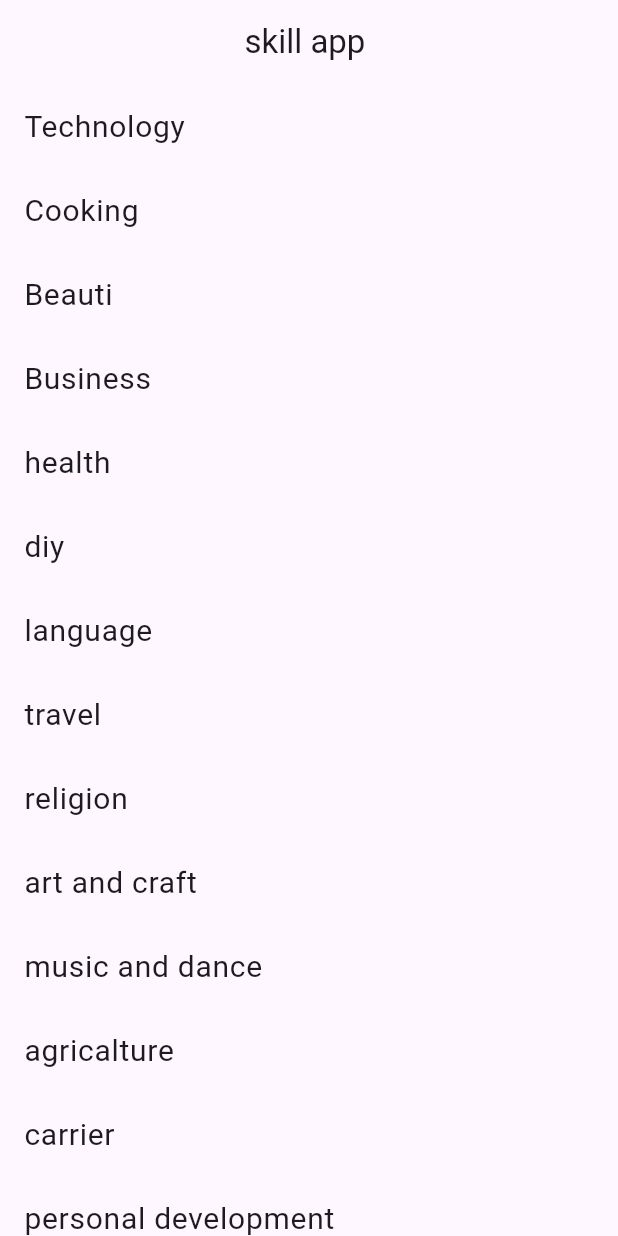
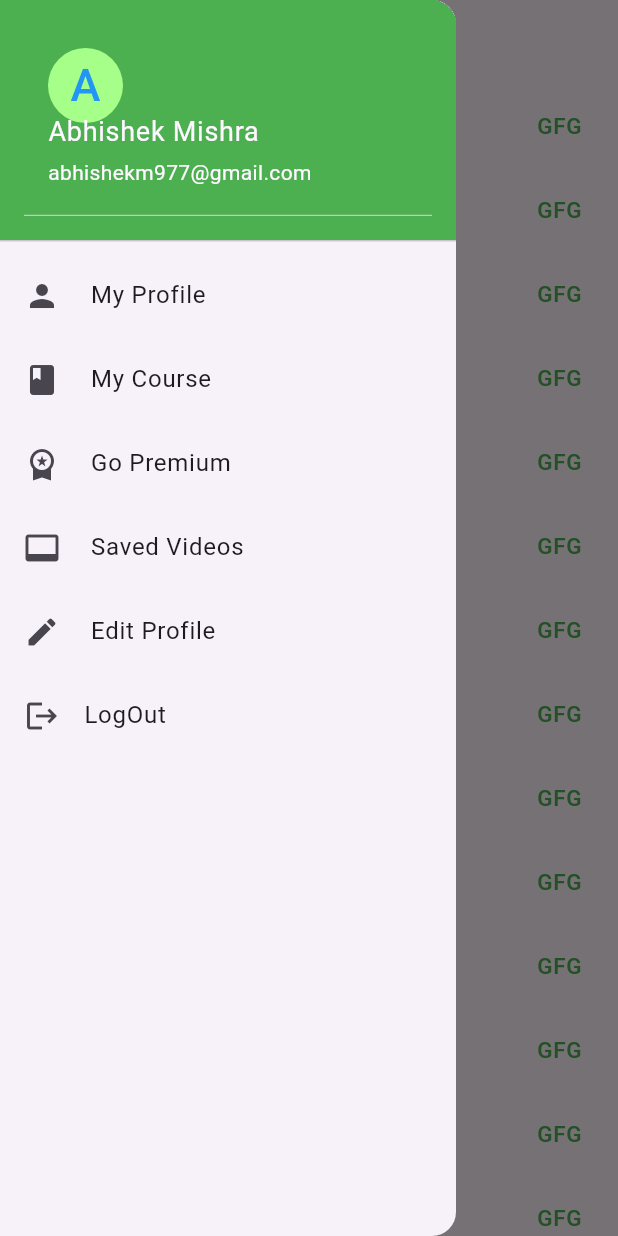
Before and after one commit to misganawiw/skillapp, a Flutter app: the screen it shows after launch, with the side drawer open (before the commit the screen has no drawer), on a phone screen of 412 x 824 dp. Run offline on Flutter 3.47's test engine with Material 2 defaults, Android fonts, the phone set to English and light mode, and no system bars; our stand-ins replace youtube_player_flutter.

Commit message:
updated home.dart and main.dart

```diff
--- a/lib/home.dart
+++ b/lib/home.dart
@@ -267,12 +267,87 @@ class _originalhomeState extends State<originalhome> {
                 ),
               );
             },
+            leading: const Icon(Icons.list),
+            trailing: const Text(
+              "GFG",
+              style: TextStyle(color: Colors.green, fontSize: 15),
+            ),
             title: Text(
               cat_data[index].cat_name,
-              style: TextStyle(fontSize: 20),
+              //style: TextStyle(fontSize: 20),
             ),
           );
         },
+      ),
+      drawer: Drawer(
+        child: ListView(
+          padding: const EdgeInsets.all(0),
+          children: [
+            const DrawerHeader(
+              decoration: BoxDecoration(
+                color: Colors.green,
+              ), //BoxDecoration
+              child: UserAccountsDrawerHeader(
+                decoration: BoxDecoration(color: Colors.green),
+                accountName: Text(
+                  "Abhishek Mishra",
+                  style: TextStyle(fontSize: 18),
+                ),
+                accountEmail: Text("abhishekm977@gmail.com"),
+                currentAccountPictureSize: Size.square(50),
+                currentAccountPicture: CircleAvatar(
+                  backgroundColor: Color.fromARGB(255, 165, 255, 137),
+                  child: Text(
+                    "A",
+                    style: TextStyle(fontSize: 30.0, color: Colors.blue),
+                  ), //Text
+                ), //circleAvatar
+              ), //UserAccountDrawerHeader
+            ), //DrawerHeader
+            ListTile(
+              leading: const Icon(Icons.person),
+              title: const Text(' My Profile '),
+              onTap: () {
+                Navigator.pop(context);
+              },
+            ),
+            ListTile(
+              leading: const Icon(Icons.book),
+              title: const Text(' My Course '),
+              onTap: () {
+                Navigator.pop(context);
+              },
+            ),
+            ListTile(
+              leading: const Icon(Icons.workspace_premium),
+              title: const Text(' Go Premium '),
+              onTap: () {
+                Navigator.pop(context);
+              },
+            ),
+            ListTile(
+              leading: const Icon(Icons.video_label),
+              title: const Text(' Saved Videos '),
+              onTap: () {
+                Navigator.pop(context);
+              },
+            ),
+            ListTile(
+              leading: const Icon(Icons.edit),
+              title: const Text(' Edit Profile '),
+              onTap: () {
+                Navigator.pop(context);
+              },
+            ),
+            ListTile(
+              leading: const Icon(Icons.logout),
+              title: const Text('LogOut'),
+              onTap: () {
+                Navigator.pop(context);
+              },
+            ),
+          ],
+        ),
       ),
     );
   }
@@ -322,29 +397,51 @@ class _detailcategoryState extends State<detailcategory> {
           childAspectRatio: 1.5,
         ),
         itemBuilder: (context, index) {
-          return Container(
-            color: Colors.grey[300],
+          return InkWell(
+            onTap: () {
+              Navigator.push(
+                context,
+                MaterialPageRoute(
+                  builder: (context) => home3(),
+                  // Pass the arguments as part of the RouteSettings. The
+                  // DetailScreen reads the arguments from these settings.
+                  settings: RouteSettings(
+                    arguments: mycatlist.vids[index],
+                  ),
+                ),
+              );
+            },
+            child: Padding(
+              padding: const EdgeInsets.all(8.0),
+              child: Container(
+                decoration: BoxDecoration(
+                    borderRadius: BorderRadius.all(Radius.elliptical(3, 2)),
+                    color: Color.fromARGB(255, 0, 0, 0)),
+                //color: Colors.grey[300],
                 child: Column(
                   mainAxisAlignment: MainAxisAlignment.center,
                   children: <Widget>[
-                Image.network(
-                  'https://i.ytimg.com/vi/KjgluLOMa0k/maxresdefault.jpg',
-                  fit: BoxFit.cover,
-                ),
+                    // Image.network(
+                    //   'https://i.ytimg.com/vi/KjgluLOMa0k/maxresdefault.jpg',
+                    //   fit: BoxFit.cover,
+                    // ),
                     SizedBox(height: 10.0),
                     Text(
                       mycatlist.vids[index].metadatas,
                       style: TextStyle(
-                    fontWeight: FontWeight.bold,
+                        //fontWeight: FontWeight.bold,
                         fontSize: 18.0,
                       ),
                     ),
                   ],
                 ),
+              ),
+            ),
           );
         },
         itemCount: mycatlist.vids.length,
       ),
+
     );
   }
 }
--- a/lib/main.dart
+++ b/lib/main.dart
@@ -12,6 +12,7 @@ class MyApp extends StatelessWidget {
   @override
   Widget build(BuildContext context) {
     return MaterialApp(
+        debugShowCheckedModeBanner: false,
         title: 'Flutter Demo',
         theme: ThemeData(
           useMaterial3: true,
```
Lines whose indentation alone changed are shown as unchanged.
